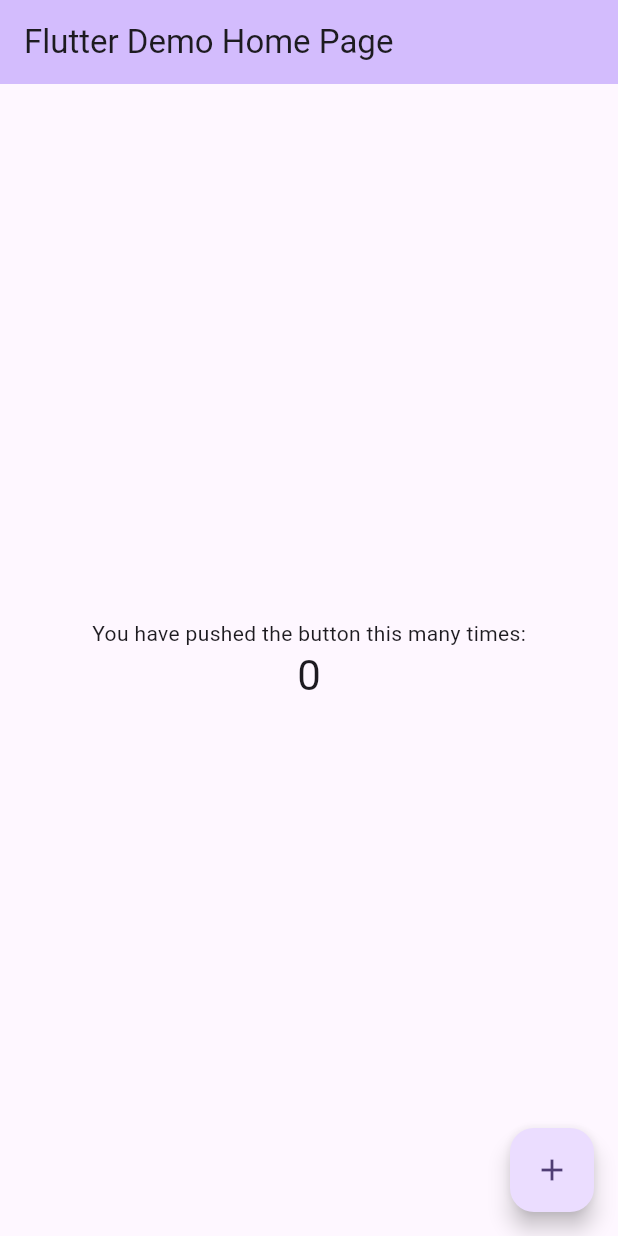
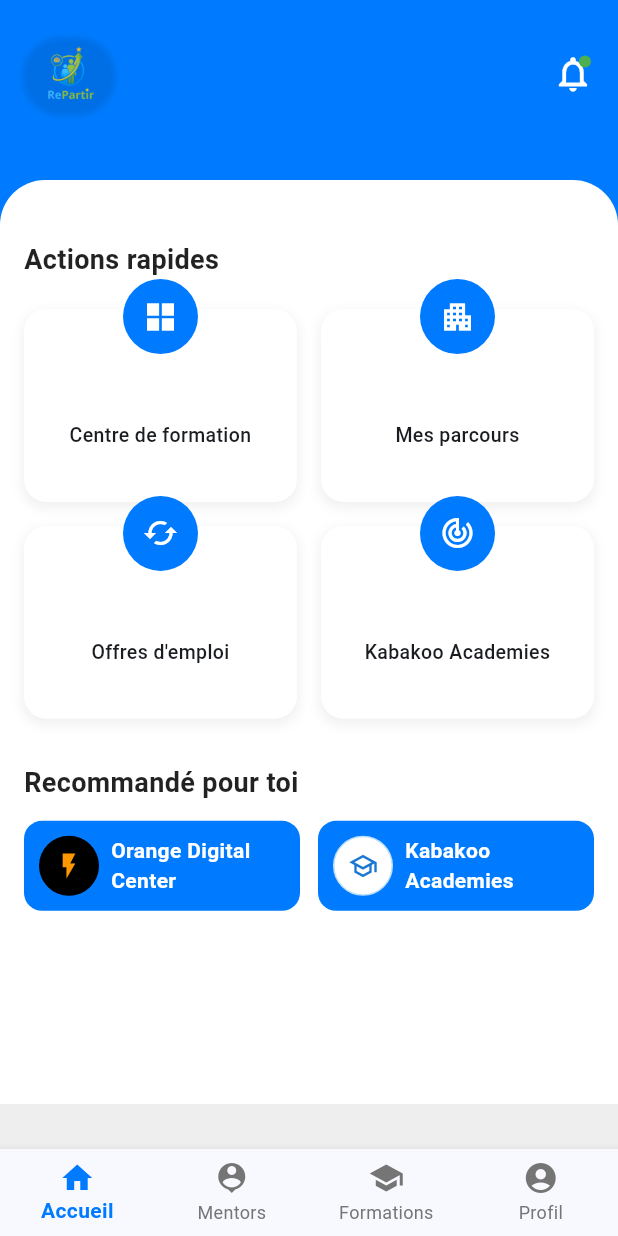
Before and after one commit to RePartirODK/repartir_frontend, a Flutter app: the screen it shows after launch, on a phone screen of 412 x 824 dp. Run offline on Flutter 3.47's test engine with Material 3 defaults, Android fonts, the light colour scheme and no system bars.

Commit message:
creationde la page acceuil jeune

```diff
--- a/lib/main.dart
+++ b/lib/main.dart
@@ -1,4 +1,5 @@
 import 'package:flutter/material.dart';
+import 'package:repartir_frontend/pages/jeuner/accueil.dart';
 
 void main() {
   runApp(const MyApp());
@@ -7,116 +8,16 @@
 class MyApp extends StatelessWidget {
   const MyApp({super.key});
 
-  // This widget is the root of your application.
   @override
   Widget build(BuildContext context) {
     return MaterialApp(
-      title: 'Flutter Demo',
+      title: 'RePartir',
+      debugShowCheckedModeBanner: false,
       theme: ThemeData(
-        // This is the theme of your application.
-        //
-        // TRY THIS: Try running your application with "flutter run". You'll see
-        // the application has a purple toolbar. Then, without quitting the app,
-        // try changing the seedColor in the colorScheme below to Colors.green
-        // and then invoke "hot reload" (save your changes or press the "hot
-        // reload" button in a Flutter-supported IDE, or press "r" if you used
-        // the command line to start the app).
-        //
-        // Notice that the counter didn't reset back to zero; the application
-        // state is not lost during the reload. To reset the state, use hot
-        // restart instead.
-        //
-        // This works for code too, not just values: Most code changes can be
-        // tested with just a hot reload.
-        colorScheme: ColorScheme.fromSeed(seedColor: Colors.deepPurple),
+        colorScheme: ColorScheme.fromSeed(seedColor: const Color(0xFF2196F3)),
+        useMaterial3: true,
       ),
-      home: const MyHomePage(title: 'Flutter Demo Home Page'),
+      home: const AccueilPage(),
     );
   }
 }
-
-class MyHomePage extends StatefulWidget {
-  const MyHomePage({super.key, required this.title});
-
-  // This widget is the home page of your application. It is stateful, meaning
-  // that it has a State object (defined below) that contains fields that affect
-  // how it looks.
-
-  // This class is the configuration for the state. It holds the values (in this
-  // case the title) provided by the parent (in this case the App widget) and
-  // used by the build method of the State. Fields in a Widget subclass are
-  // always marked "final".
-
-  final String title;
-
-  @override
-  State<MyHomePage> createState() => _MyHomePageState();
-}
-
-class _MyHomePageState extends State<MyHomePage> {
-  int _counter = 0;
-
-  void _incrementCounter() {
-    setState(() {
-      // This call to setState tells the Flutter framework that something has
-      // changed in this State, which causes it to rerun the build method below
-      // so that the display can reflect the updated values. If we changed
-      // _counter without calling setState(), then the build method would not be
-      // called again, and so nothing would appear to happen.
-      _counter++;
-    });
-  }
-
-  @override
-  Widget build(BuildContext context) {
-    // This method is rerun every time setState is called, for instance as done
-    // by the _incrementCounter method above.
-    //
-    // The Flutter framework has been optimized to make rerunning build methods
-    // fast, so that you can just rebuild anything that needs updating rather
-    // than having to individually change instances of widgets.
-    return Scaffold(
-      appBar: AppBar(
-        // TRY THIS: Try changing the color here to a specific color (to
-        // Colors.amber, perhaps?) and trigger a hot reload to see the AppBar
-        // change color while the other colors stay the same.
-        backgroundColor: Theme.of(context).colorScheme.inversePrimary,
-        // Here we take the value from the MyHomePage object that was created by
-        // the App.build method, and use it to set our appbar title.
-        title: Text(widget.title),
-      ),
-      body: Center(
-        // Center is a layout widget. It takes a single child and positions it
-        // in the middle of the parent.
-        child: Column(
-          // Column is also a layout widget. It takes a list of children and
-          // arranges them vertically. By default, it sizes itself to fit its
-          // children horizontally, and tries to be as tall as its parent.
-          //
-          // Column has various properties to control how it sizes itself and
-          // how it positions its children. Here we use mainAxisAlignment to
-          // center the children vertically; the main axis here is the vertical
-          // axis because Columns are vertical (the cross axis would be
-          // horizontal).
-          //
-          // TRY THIS: Invoke "debug painting" (choose the "Toggle Debug Paint"
-          // action in the IDE, or press "p" in the console), to see the
-          // wireframe for each widget.
-          mainAxisAlignment: MainAxisAlignment.center,
-          children: <Widget>[
-            const Text('You have pushed the button this many times:'),
-            Text(
-              '$_counter',
-              style: Theme.of(context).textTheme.headlineMedium,
-            ),
-          ],
-        ),
-      ),
-      floatingActionButton: FloatingActionButton(
-        onPressed: _incrementCounter,
-        tooltip: 'Increment',
-        child: const Icon(Icons.add),
-      ), // This trailing comma makes auto-formatting nicer for build methods.
-    );
-  }
-}
--- /dev/null
+++ b/lib/pages/jeuner/accueil.dart
@@ -0,0 +1,404 @@
+import 'package:flutter/material.dart';
+
+// Constantes de couleurs pour plus de facilité
+const Color kPrimaryBlue = Color(0xFF007BFF); // Un bleu vif similaire à l'image
+const Color kLightGreyBackground = Color(0xFFEEEEEE); // Couleur de fond du Scaffold
+const Color kLogoBlue = Color(0xFF00BFFF); // Bleu clair pour la flèche du logo
+const Color kLogoGreen = Color(0xFF4CAF50); // Vert pour l'icône dans le logo
+
+class AccueilPage extends StatefulWidget {
+  const AccueilPage({super.key});
+
+  @override
+  State<AccueilPage> createState() => _AccueilPageState();
+}
+
+class _AccueilPageState extends State<AccueilPage> {
+  int _selectedIndex = 0;
+
+  // Icons qui se rapprochent le plus de l'image
+  final IconData _iconFormation = Icons.grid_view_sharp;
+  final IconData _iconParcours = Icons.apartment_sharp;
+  final IconData _iconEmploi = Icons.cached;
+  final IconData _iconKabakoo = Icons.track_changes_sharp;
+
+  // --- 2. En-tête (Logo et Notification) - ADAPTÉ À LA NOUVELLE IMAGE ---
+  Widget _buildHeaderContent() {
+    return Padding(
+      padding: const EdgeInsets.symmetric(horizontal: 16.0, vertical: 8.0),
+      child: Row(
+        mainAxisAlignment: MainAxisAlignment.spaceBetween,
+        children: [
+          // Logo RePartir (Utilise maintenant Image.asset)
+          Row(
+            children: [
+              Container(
+                width: 150, // Largeur augmentée pour contenir le texte
+                height: 50,
+                child: Row(
+                  children: [
+                    // --- REMPLACEMENT DU LOGO IMAGE D'ASSET ---
+                    Container(
+                      // Conteneur pour s'assurer que l'image est bien dimensionnée (50x50)
+                      width: 60,
+                      height: 70,
+                      decoration: BoxDecoration(
+                        // Décoration retirée pour ne laisser que l'image
+                        borderRadius: BorderRadius.circular(25),
+                        boxShadow: [
+                          // Ajout d'une petite ombre pour le relief, si l'image le permet
+                          BoxShadow(
+                            color: Colors.black.withOpacity(0.1),
+                            spreadRadius: 1,
+                            blurRadius: 3,
+                            offset: const Offset(0, 2),
+                          ),
+                        ],
+                      ),
+                      child: ClipRRect(
+                        borderRadius: BorderRadius.circular(25),
+                        child: Image.asset(
+                          'assets/images/logo_repartir.png',
+                          fit: BoxFit.cover, // S'assure que l'image couvre le conteneur
+                          // S'il y a un problème de chargement, vous pouvez ajouter un placeholder ici
+                        ),
+                      ),
+                    ),
+                    // --- FIN DU REMPLACEMENT ---
+
+                    const SizedBox(width: 8),
+                  ],
+                ),
+              ),
+            ],
+          ),
+
+          const Spacer(),
+
+          // Icône notifications avec point vert
+          Stack(
+            children: [
+              const Icon(
+                Icons.notifications_none,
+                color: Colors.white,
+                size: 28,
+              ),
+              // Point vert de notification
+              Positioned(
+                top: 2,
+                right: 2,
+                child: Container(
+                  width: 8,
+                  height: 8,
+                  decoration: const BoxDecoration(
+                    color: kLogoGreen, // Vert
+                    shape: BoxShape.circle,
+                  ),
+                ),
+              ),
+            ],
+          ),
+        ],
+      ),
+    );
+  }
+
+  // --- 4. Section des actions rapides avec grille 2x2 ---
+  Widget _buildQuickActions(BuildContext context) {
+    // Calcul de la taille de l'icône pour la placer correctement
+    double buttonWidth = (MediaQuery.of(context).size.width - 16 * 2 - 12) / 2;
+    double iconSize = 40;
+    double iconProtrusion = 20;
+
+    List<Map<String, dynamic>> actions = [
+      {'icon': _iconFormation, 'title': 'Centre de formation'},
+      {'icon': _iconParcours, 'title': 'Mes parcours'},
+      {'icon': _iconEmploi, 'title': 'Offres d\'emploi'},
+      {'icon': _iconKabakoo, 'title': 'Kabakoo Academies'},
+    ];
+
+    return Column(
+      crossAxisAlignment: CrossAxisAlignment.start,
+      children: [
+        const Text(
+          'Actions rapides',
+          style: TextStyle(
+            fontSize: 18,
+            fontWeight: FontWeight.bold,
+            color: Colors.black87,
+          ),
+        ),
+        // ESPACEMENT AJOUTÉ ICI pour descendre les boutons
+        const SizedBox(height: 20),
+
+        GridView.builder(
+          shrinkWrap: true,
+          physics: const NeverScrollableScrollPhysics(),
+          gridDelegate: SliverGridDelegateWithFixedCrossAxisCount(
+            crossAxisCount: 2,
+            crossAxisSpacing: 16,
+            mainAxisSpacing: 16,
+            childAspectRatio: buttonWidth / 130, // Ajuste le ratio pour la hauteur fixe de 130
+          ),
+          itemCount: actions.length,
+          itemBuilder: (context, index) {
+            return Stack(
+              clipBehavior: Clip.none, // Permet à l'icône de déborder
+              children: [
+                // Bouton d'action rapide (la carte blanche)
+                Container(
+                  decoration: BoxDecoration(
+                    color: Colors.white,
+                    borderRadius: BorderRadius.circular(15),
+                    boxShadow: [
+                      BoxShadow(
+                        color: Colors.grey.withOpacity(0.15),
+                        spreadRadius: 1,
+                        blurRadius: 6,
+                        offset: const Offset(0, 3),
+                      ),
+                    ],
+                  ),
+                  child: InkWell(
+                    onTap: () {},
+                    borderRadius: BorderRadius.circular(15),
+                    child: Center(
+                      child: Padding(
+                        padding: const EdgeInsets.only(top: 40.0), // Pour descendre le texte
+                        child: Text(
+                          actions[index]['title'],
+                          textAlign: TextAlign.center,
+                          style: const TextStyle(
+                            fontSize: 13,
+                            fontWeight: FontWeight.w500,
+                          ),
+                        ),
+                      ),
+                    ),
+                  ),
+                ),
+                // Icône en cercle (protrusion)
+                Positioned(
+                  top: -iconProtrusion, // Fait déborder l'icône
+                  left: 0,
+                  right: 0,
+                  child: Center(
+                    child: Container(
+                      width: iconSize + 10,
+                      height: iconSize + 10,
+                      decoration: const BoxDecoration(
+                        color: kPrimaryBlue, // Le cercle est BLEU
+                        shape: BoxShape.circle,
+                      ),
+                      child: Center(
+                        child: Icon(
+                          actions[index]['icon'],
+                          color: Colors.white, // L'icône est BLANCHE
+                          size: iconSize * 0.6,
+                        ),
+                      ),
+                    ),
+                  ),
+                ),
+              ],
+            );
+          },
+        ),
+      ],
+    );
+  }
+
+  // --- 5. Cartes Recommandées ---
+  Widget _buildRecommendedCard(Widget logo, String title, Color color) {
+    return Expanded(
+      child: Container(
+        height: 60,
+        decoration: BoxDecoration(
+          color: color,
+          borderRadius: BorderRadius.circular(12),
+        ),
+        child: InkWell(
+          onTap: () {},
+          borderRadius: BorderRadius.circular(12),
+          child: Padding(
+            padding: const EdgeInsets.symmetric(horizontal: 10.0),
+            child: Row(
+              children: [
+                // Logo/Icone placeholder
+                logo,
+                const SizedBox(width: 8),
+                Expanded(
+                  child: Text(
+                    title,
+                    style: const TextStyle(
+                      color: Colors.white,
+                      fontSize: 14,
+                      fontWeight: FontWeight.w600,
+                    ),
+                    maxLines: 2,
+                    overflow: TextOverflow.ellipsis,
+                  ),
+                ),
+              ],
+            ),
+          ),
+        ),
+      ),
+    );
+  }
+
+  Widget _buildRecommended() {
+    // Placeholder Orange Digital Center
+    final Widget orangeLogo = Container(
+      width: 40,
+      height: 40,
+      decoration: BoxDecoration(
+        color: Colors.black,
+        borderRadius: BorderRadius.circular(20),
+      ),
+      child: const Center(
+        child: Icon(Icons.flash_on, color: Colors.orange, size: 20),
+      ),
+    );
+
+    // Placeholder Kabakoo Academies
+    final Widget kabakooLogo = Container(
+      width: 40,
+      height: 40,
+      decoration: BoxDecoration(
+        color: Colors.white,
+        borderRadius: BorderRadius.circular(20),
+        border: Border.all(color: Colors.blue.shade100),
+      ),
+      child: Center(
+        child: Icon(Icons.school_outlined, color: Colors.blue.shade700, size: 20),
+      ),
+    );
+
+    return Column(
+      crossAxisAlignment: CrossAxisAlignment.start,
+      children: [
+        const Text(
+          'Recommandé pour toi',
+          style: TextStyle(
+            fontSize: 18,
+            fontWeight: FontWeight.bold,
+            color: Colors.black87,
+          ),
+        ),
+        const SizedBox(height: 12),
+        Row(
+          children: [
+            _buildRecommendedCard(
+              orangeLogo,
+              'Orange Digital Center',
+              kPrimaryBlue,
+            ),
+            const SizedBox(width: 12),
+            _buildRecommendedCard(
+              kabakooLogo,
+              'Kabakoo Academies',
+              kPrimaryBlue, // Les deux boutons semblent être bleus dans l'image
+            ),
+          ],
+        ),
+      ],
+    );
+  }
+
+  // --- 6. Barre de navigation inférieure (Standard) ---
+  Widget _buildBottomNavigation() {
+    return BottomNavigationBar(
+      type: BottomNavigationBarType.fixed,
+      elevation: 5,
+      selectedItemColor: kPrimaryBlue,
+      unselectedItemColor: Colors.grey.shade600,
+      selectedLabelStyle: const TextStyle(fontWeight: FontWeight.w600),
+      currentIndex: _selectedIndex,
+      onTap: (index) {
+        setState(() {
+          _selectedIndex = index;
+        });
+      },
+      items: const [
+        BottomNavigationBarItem(
+          icon: Icon(Icons.home),
+          label: 'Accueil',
+        ),
+        BottomNavigationBarItem(
+          icon: Icon(Icons.person_pin),
+          label: 'Mentors',
+        ),
+        BottomNavigationBarItem(
+          icon: Icon(Icons.school_sharp),
+          label: 'Formations',
+        ),
+        BottomNavigationBarItem(
+          icon: Icon(Icons.account_circle),
+          label: 'Profil',
+        ),
+      ],
+    );
+  }
+
+  @override
+  Widget build(BuildContext context) {
+    // 1. Définir le fond légèrement gris pour l'ensemble du Scaffold
+    return Scaffold(
+      backgroundColor: kLightGreyBackground,
+      bottomNavigationBar: _buildBottomNavigation(),
+      body: Column(
+        children: [
+          // 2. En-tête bleu avec la courbe en bas - HAUTEUR AJUSTÉE
+          Container(
+            height: 150, // Hauteur ajustée pour le logo
+            decoration: const BoxDecoration(
+              color: kPrimaryBlue,
+              // Pas de radius ici, la courbe est gérée par le fond blanc
+            ),
+            child: SafeArea(
+              child: Column(
+                children: [
+                  const SizedBox(height: 16), // Espace supplémentaire en haut
+                  _buildHeaderContent(),
+                ],
+              ),
+            ),
+          ),
+          // 3. Contenu principal (La carte blanche défilante qui recouvre l'en-tête bleu)
+          Expanded(
+            child: Transform.translate(
+              // Décalage négatif pour remonter le contenu au-dessus du fond bleu
+              offset: const Offset(0.0, -30.0),
+              child: Container(
+                width: double.infinity,
+                decoration: const BoxDecoration(
+                  color: Colors.white,
+                  borderRadius: BorderRadius.only(
+                    topLeft: Radius.circular(30),
+                    topRight: Radius.circular(30),
+                  ),
+                ),
+                child: SingleChildScrollView(
+                  padding: const EdgeInsets.only(
+                      left: 16.0, right: 16.0, top: 40.0, bottom: 20.0), // Padding supérieur important pour l'espace créé par le Transform.translate
+                  child: Column(
+                    crossAxisAlignment: CrossAxisAlignment.start,
+                    children: [
+                      // Section Actions rapides (inclut son propre titre)
+                      _buildQuickActions(context),
+                      const SizedBox(height: 30),
+                      // Section Recommandé pour toi (inclut son propre titre)
+                      _buildRecommended(),
+                      const SizedBox(height: 30), // Espace en bas de la page
+                    ],
+                  ),
+                ),
+              ),
+            ),
+          ),
+        ],
+      ),
+    );
+  }
+}
--- a/pubspec.yaml
+++ b/pubspec.yaml
@@ -58,9 +58,8 @@
   uses-material-design: true
 
   # To add assets to your application, add an assets section, like this:
-  # assets:
-  #   - images/a_dot_burr.jpeg
-  #   - images/a_dot_ham.jpeg
+  assets:
+    - assets/images/
 
   # An image asset can refer to one or more resolution-specific "variants", see
   # https://flutter.dev/to/resolution-aware-images
```
Also changed, not shown: assets/images/logo_repartir.png (added).
